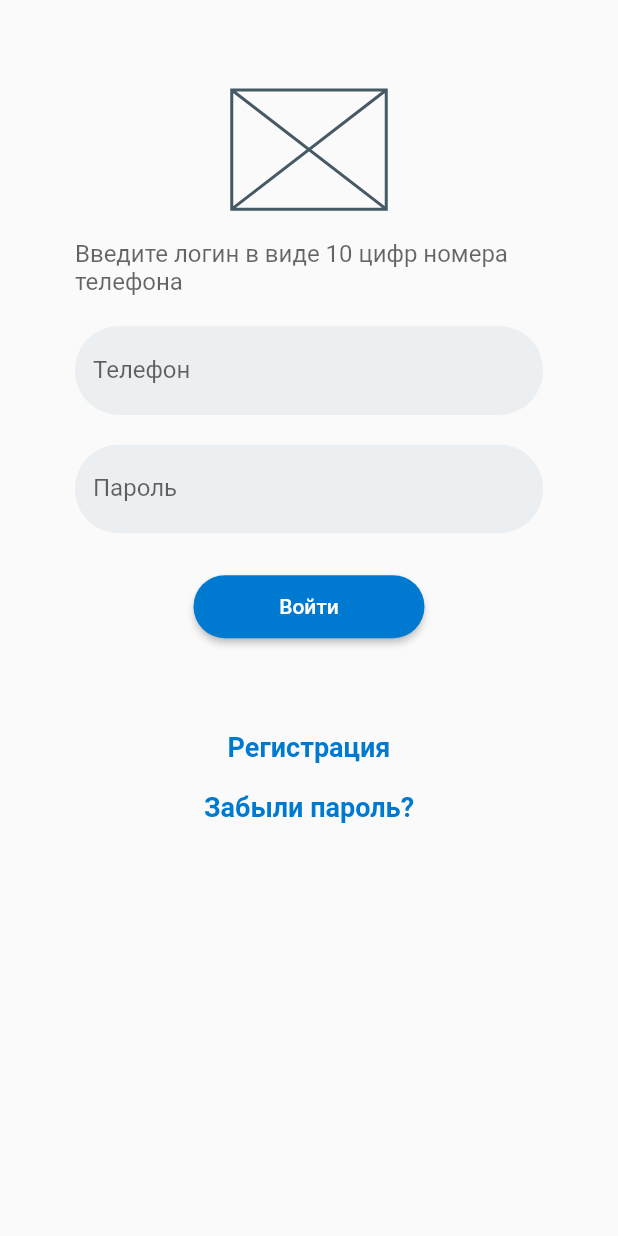
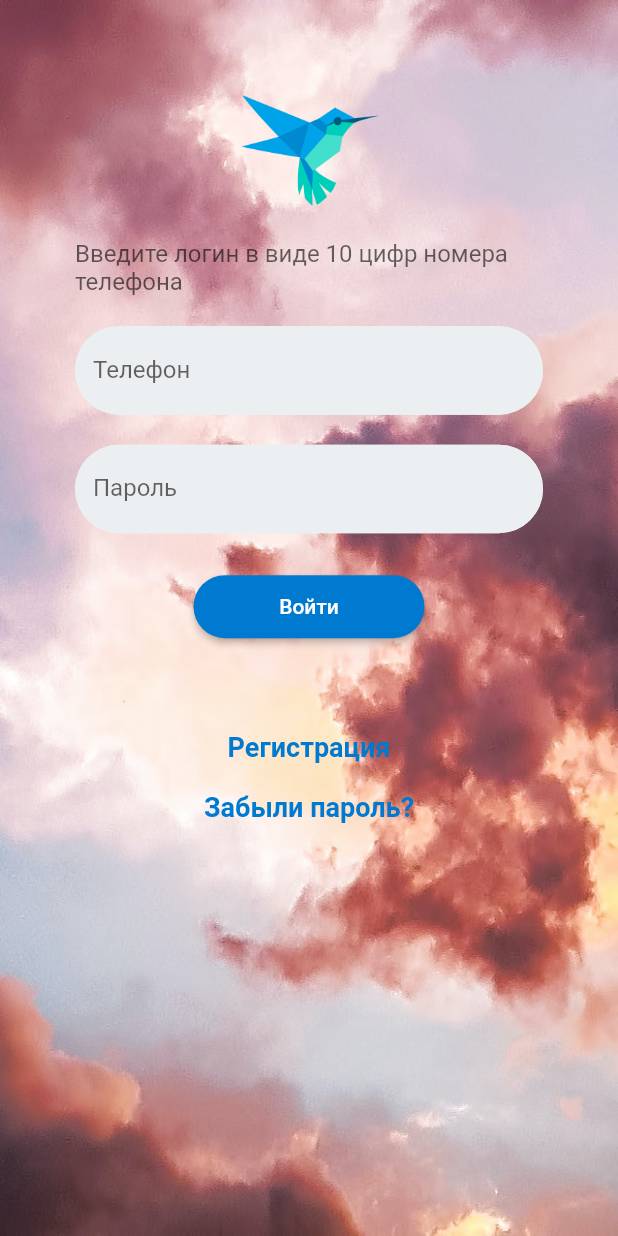
Before and after one commit to dmitrymatveev87/auth_page, a Flutter app: the screen it shows after launch, on a phone screen of 412 x 824 dp. Run offline on Flutter 3.47's test engine with Material 2 defaults, Android fonts, the phone set to English and light mode, and no system bars.

Commit message:
Добавлены изображения и фон

```diff
--- a/lib/main.dart
+++ b/lib/main.dart
@@ -23,13 +23,19 @@ class MyApp extends StatelessWidget {
     return MaterialApp(
     home: Scaffold(
         body: Container(
+          decoration: const BoxDecoration(
+        image: DecorationImage(
+      image: AssetImage("assets/bg1.jpg"),
+          fit: BoxFit.cover,
+          ),
+          ),
           width: double.infinity,
           height: double.infinity,
           padding: EdgeInsets.symmetric(horizontal: 50),
           child: SingleChildScrollView(
             child: Column(children: [
               SizedBox(height: 60,),
-              SizedBox(width:103, height: 79.42, child: Placeholder(),),
+              const SizedBox(width:103, height: 79.42, child: Image(image: AssetImage('assets/pngwing.com.png')),),
               SizedBox(height: 20,),
               Text('Введите логин в виде 10 цифр номера телефона',
               style: TextStyle (fontSize: 16, color: Color.fromRGBO(0, 0, 0, 0.6)),),
--- a/pubspec.yaml
+++ b/pubspec.yaml
@@ -57,6 +57,10 @@ flutter:
   # the material Icons class.
   uses-material-design: true
 
+
+  assets:
+    - assets/
+
   # To add assets to your application, add an assets section, like this:
   # assets:
   #   - images/a_dot_burr.jpeg
```
Also changed, not shown: assets/bg1.jpg (added), assets/pngwing.com.png (added).
